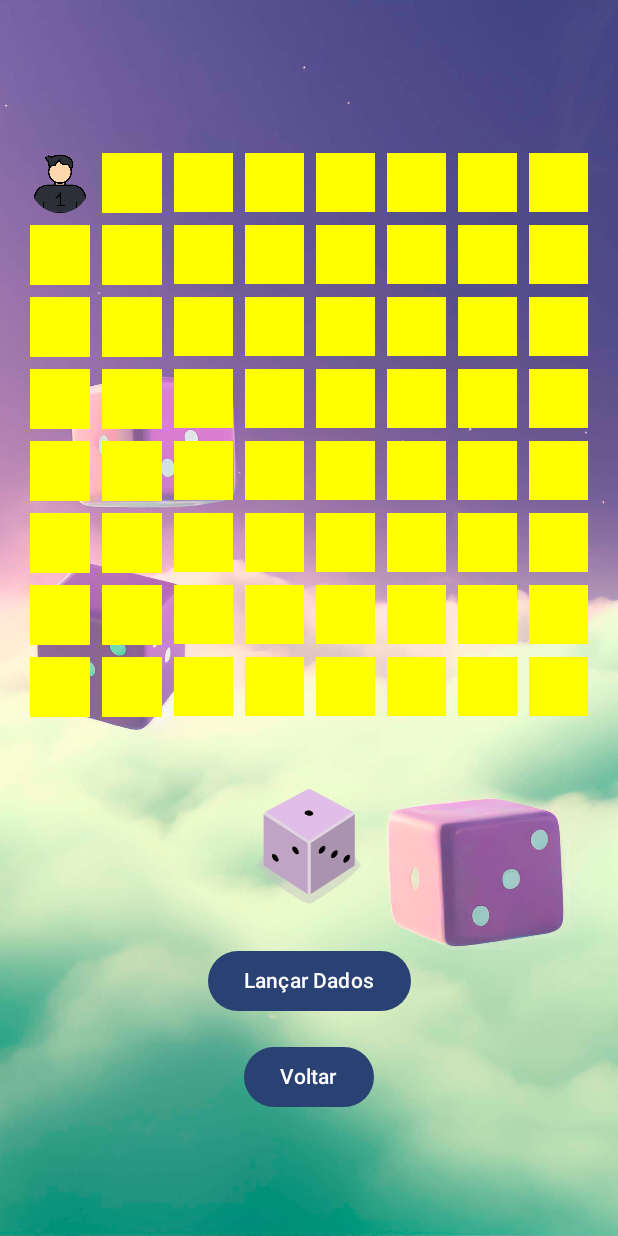
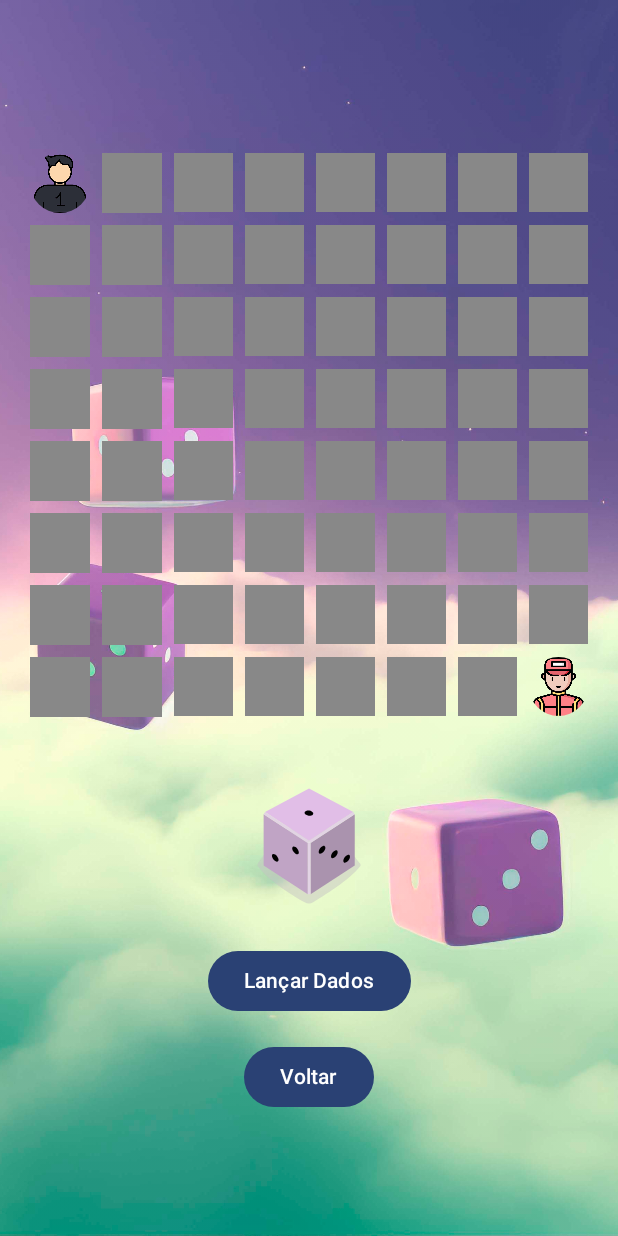
Before and after one commit to Rompery/DadosTabuleiros1702282, an Android app built with Jetpack Compose: the GameScreen screen opened through its navigation route, on a phone screen of 412 x 824 dp. Run offline under Robolectric (Android 15) with nearby library versions, the phone set to English and light mode, and no system bars.

Commit message:
2 jogador adicionado, ainda sem mecanica de vitoria ou derrota,

```diff
--- a/app/src/main/java/com/example/dadostabuleiros/MainActivity.kt
+++ b/app/src/main/java/com/example/dadostabuleiros/MainActivity.kt
@@ -39,6 +39,8 @@ import androidx.navigation.NavHostController
 import androidx.navigation.compose.NavHost
 import androidx.navigation.compose.composable
 import androidx.navigation.compose.rememberNavController
+import com.example.dadostabuleiros.R.drawable.driver
+import com.example.dadostabuleiros.R.drawable.player
 import com.example.dadostabuleiros.ui.theme.DadosTabuleirosTheme
 import kotlin.random.Random
 
@@ -85,9 +87,10 @@ fun MainScreen(navController: NavHostController) {
 
 }
 @Composable
-fun GameScreen(navController: NavHostController) { // Adicionado navController
+fun GameScreen(navController: NavHostController) {
     var diceValue by remember { mutableIntStateOf(1) }
     var playerPosition by remember { mutableIntStateOf(0) }
+    val secondPlayerPosition by remember { mutableIntStateOf(63) }
 
     Box(
         modifier = Modifier.fillMaxSize()
@@ -98,13 +101,12 @@ fun GameScreen(navController: NavHostController) { // Adicionado navController
             contentScale = ContentScale.Crop,
             modifier = Modifier.fillMaxSize()
         )
-        // Conteúdo da tela do jogo...
         Column(
             horizontalAlignment = Alignment.CenterHorizontally,
             verticalArrangement = Arrangement.Center,
             modifier = Modifier.fillMaxSize()
         ) {
-            Board(playerPosition)
+            Board(playerPosition, secondPlayerPosition)
             Spacer(modifier = Modifier.height(16.dp))
             Dice(diceValue)
             Spacer(modifier = Modifier.height(16.dp))
@@ -114,16 +116,15 @@ fun GameScreen(navController: NavHostController) { // Adicionado navController
             }) {
                 Text(text = "Lançar Dados")
             }
-            Spacer(modifier = Modifier.height(16.dp)) // Adicionado
-            Button(onClick = { navController.popBackStack() }) { // Adicionado
+            Spacer(modifier = Modifier.height(16.dp))
+            Button(onClick = { navController.popBackStack() }) {
                 Text(text = "Voltar")
             }
         }
     }
-
 }
 @Composable
-fun Board(playerPosition: Int) {
+fun Board(playerPosition: Int, secondPlayerPosition: Int) {
     LazyVerticalGrid(
         columns = GridCells.Fixed(8),
         modifier = Modifier
@@ -137,21 +138,34 @@ fun Board(playerPosition: Int) {
                     .aspectRatio(1f)
                     .padding(4.dp)
             ) {
-                if (index == playerPosition) {
+                when (index) {
+                    playerPosition -> {
                         Image(
-                        painter = painterResource(id = R.drawable.player),
+                            painter = painterResource(id = player),
                             contentDescription = null,
                             modifier = Modifier
                                 .clip(CircleShape)
                                 .fillMaxSize(),
                             contentScale = ContentScale.Crop
                         )
-                } else {
+                    }
+                    secondPlayerPosition -> {
+                        Image(
+                            painter = painterResource(id = driver),
+                            contentDescription = null,
+                            modifier = Modifier
+                                .clip(CircleShape)
+                                .fillMaxSize(),
+                            contentScale = ContentScale.Crop
+                        )
+                    }
+                    else -> {
                         Box(
                             modifier = Modifier
-                            .background(Color.Yellow)
+                                .background(Color.Gray)
                                 .fillMaxSize()
                         )
+                    }
                 }
             }
         }
```
Lines whose indentation alone changed are shown as unchanged.
